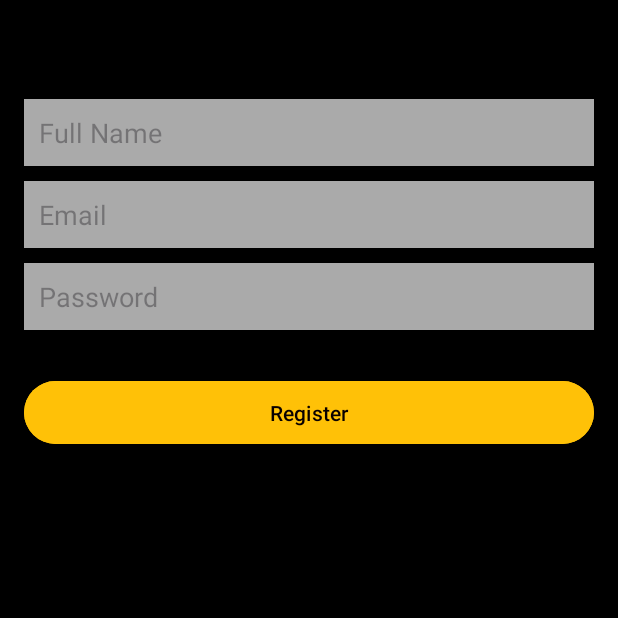
After one commit to Wizin25/MovieTicketBox_Android_Java, an Android app: the RegisterActivity screen opened directly, with no data from a screen before it, on a phone screen of 412 x 824 dp, the top half of it. The commit adds this screen. Run offline under Robolectric (Android 15) with nearby library versions, the phone set to English and light mode, and no system bars.

Commit message:
Login, Register, flow & logic

```diff
--- /dev/null
+++ b/app/src/main/java/com/example/movieticketbox/RegisterActivity.java
@@ -0,0 +1,45 @@
+package com.example.movieticketbox;
+
+import android.os.Bundle;
+import android.view.View;
+import android.widget.Button;
+import android.widget.EditText;
+import android.widget.Toast;
+
+import androidx.appcompat.app.AppCompatActivity;
+
+public class RegisterActivity extends AppCompatActivity {
+
+    private EditText nameInput, emailInput, passwordInput;
+    private Button registerButton;
+
+    @Override
+    protected void onCreate(Bundle savedInstanceState) {
+        super.onCreate(savedInstanceState);
+        setContentView(R.layout.activity_register);
+
+        // Initialize views
+        nameInput = findViewById(R.id.nameInput);
+        emailInput = findViewById(R.id.emailInput);
+        passwordInput = findViewById(R.id.passwordInput);
+        registerButton = findViewById(R.id.registerButton);
+
+        // Register button click listener
+        registerButton.setOnClickListener(new View.OnClickListener() {
+            @Override
+            public void onClick(View v) {
+                // Xử lý đăng ký
+                String name = nameInput.getText().toString();
+                String email = emailInput.getText().toString();
+                String password = passwordInput.getText().toString();
+
+                if (name.isEmpty() || email.isEmpty() || password.isEmpty()) {
+                    Toast.makeText(RegisterActivity.this, "Please fill all fields", Toast.LENGTH_SHORT).show();
+                } else {
+                    // Xử lý đăng ký thành công
+                    Toast.makeText(RegisterActivity.this, "Registration successful", Toast.LENGTH_SHORT).show();
+                }
+            }
+        });
+    }
+}
--- /dev/null
+++ b/app/src/main/res/layout/activity_register.xml
@@ -0,0 +1,51 @@
+<?xml version="1.0" encoding="utf-8"?>
+<RelativeLayout xmlns:android="http://schemas.android.com/apk/res/android"
+    android:layout_width="match_parent"
+    android:layout_height="match_parent"
+    android:background="@android:color/black"
+    android:padding="16dp">
+
+    <EditText
+        android:id="@+id/nameInput"
+        android:layout_width="match_parent"
+        android:layout_height="wrap_content"
+        android:layout_marginTop="50dp"
+        android:hint="Full Name"
+        android:textColor="#FFFFFF"
+        android:background="@android:color/darker_gray"
+        android:padding="10dp" />
+
+    <EditText
+        android:id="@+id/emailInput"
+        android:layout_width="match_parent"
+        android:layout_height="wrap_content"
+        android:layout_below="@id/nameInput"
+        android:layout_marginTop="10dp"
+        android:hint="Email"
+        android:textColor="#FFFFFF"
+        android:background="@android:color/darker_gray"
+        android:padding="10dp" />
+
+    <EditText
+        android:id="@+id/passwordInput"
+        android:layout_width="match_parent"
+        android:layout_height="wrap_content"
+        android:layout_below="@id/emailInput"
+        android:layout_marginTop="10dp"
+        android:hint="Password"
+        android:textColor="#FFFFFF"
+        android:background="@android:color/darker_gray"
+        android:padding="10dp"
+        android:inputType="textPassword" />
+
+    <Button
+        android:id="@+id/registerButton"
+        android:layout_width="match_parent"
+        android:layout_height="50dp"
+        android:layout_below="@id/passwordInput"
+        android:layout_marginTop="30dp"
+        android:backgroundTint="#FFC107"
+        android:text="Register"
+        android:textColor="#090000" />
+
+</RelativeLayout>
```
Also changed, not shown: app/src/main/AndroidManifest.xml (+9 -2 lines), app/src/main/java/com/example/movieticketbox/LoginActivity.java (added, +59 -0 lines), app/src/main/res/layout/activity_login.xml (+37 -17 lines).
